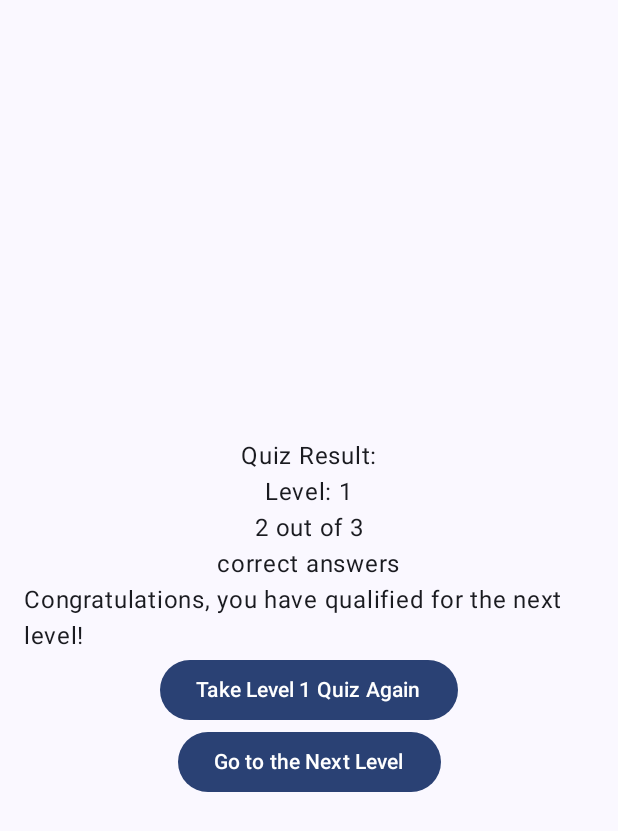
After one commit to pims-diary/MathForKids, an Android app built with Jetpack Compose: the composable QuizResultScreen shown on its own in the app's theme, on a phone screen of 412 x 824 dp. The commit adds this screen. Shown: the top 831 px of the screen. Run offline under Robolectric (Android 15) with nearby library versions, the phone set to English and light mode, and no system bars.

Commit message:
Create Quiz Navigation stack under Quiz option in Menu

```diff
--- a/app/src/main/java/com/example/math_for_kids/view/screens/AppLandingScreen.kt
+++ b/app/src/main/java/com/example/math_for_kids/view/screens/AppLandingScreen.kt
@@ -22,6 +22,7 @@ import androidx.compose.runtime.setValue
 import androidx.compose.ui.Modifier
 import androidx.compose.ui.unit.dp
 import com.example.math_for_kids.model.MenuItemDetails
+import com.example.math_for_kids.navigations.QuizScreensStack
 import com.example.math_for_kids.view.components.MenuItem
 import com.example.math_for_kids.view.components.MenuTopBar
 import kotlinx.coroutines.launch
@@ -87,7 +88,7 @@ fun AppLandingScreen() {
         // Navigation completed here
         when (route) {
             "home" -> HomeScreen()
-            "play" -> QuizScreen()
+            "play" -> QuizScreensStack()
         }
     }
 }
--- /dev/null
+++ b/app/src/main/java/com/example/math_for_kids/view/screens/QuizResultScreen.kt
@@ -0,0 +1,38 @@
+package com.example.math_for_kids.view.screens
+
+import androidx.compose.foundation.layout.Arrangement
+import androidx.compose.foundation.layout.Column
+import androidx.compose.foundation.layout.Row
+import androidx.compose.foundation.layout.fillMaxSize
+import androidx.compose.foundation.layout.padding
+import androidx.compose.material3.Button
+import androidx.compose.material3.Text
+import androidx.compose.runtime.Composable
+import androidx.compose.ui.Alignment
+import androidx.compose.ui.Modifier
+import androidx.compose.ui.unit.dp
+import androidx.navigation.NavHostController
+import com.example.math_for_kids.navigations.QuizPage
+
+@Composable
+fun QuizResultScreen(navController: NavHostController) {
+    Column(
+        modifier = Modifier
+            .fillMaxSize()
+            .padding(16.dp),
+        verticalArrangement = Arrangement.Center,
+        horizontalAlignment = Alignment.CenterHorizontally
+    ) {
+        Text("Quiz Result:")
+        Text("Level: 1")
+        Text("2 out of 3")
+        Text("correct answers")
+        Text("Congratulations, you have qualified for the next level!")
+        Button(onClick = { navController.navigate(QuizPage.QuizTest.route) }) {
+            Text("Take Level 1 Quiz Again")
+        }
+        Button(onClick = { navController.navigate(QuizPage.QuizTest.route) }) {
+            Text("Go to the Next Level")
+        }
+    }
+}
```
Also changed, not shown: app/src/main/java/com/example/math_for_kids/navigations/QuizScreensStack.kt (added, +22 -0 lines), app/src/main/java/com/example/math_for_kids/view/screens/PlayScreen.kt (deleted, +0 -25 lines), app/src/main/java/com/example/math_for_kids/view/screens/quiz/QuizScreen.kt (renamed from app/src/main/java/com/example/math_for_kids/view/screens/QuizScreen.kt, +12 -9 lines).
